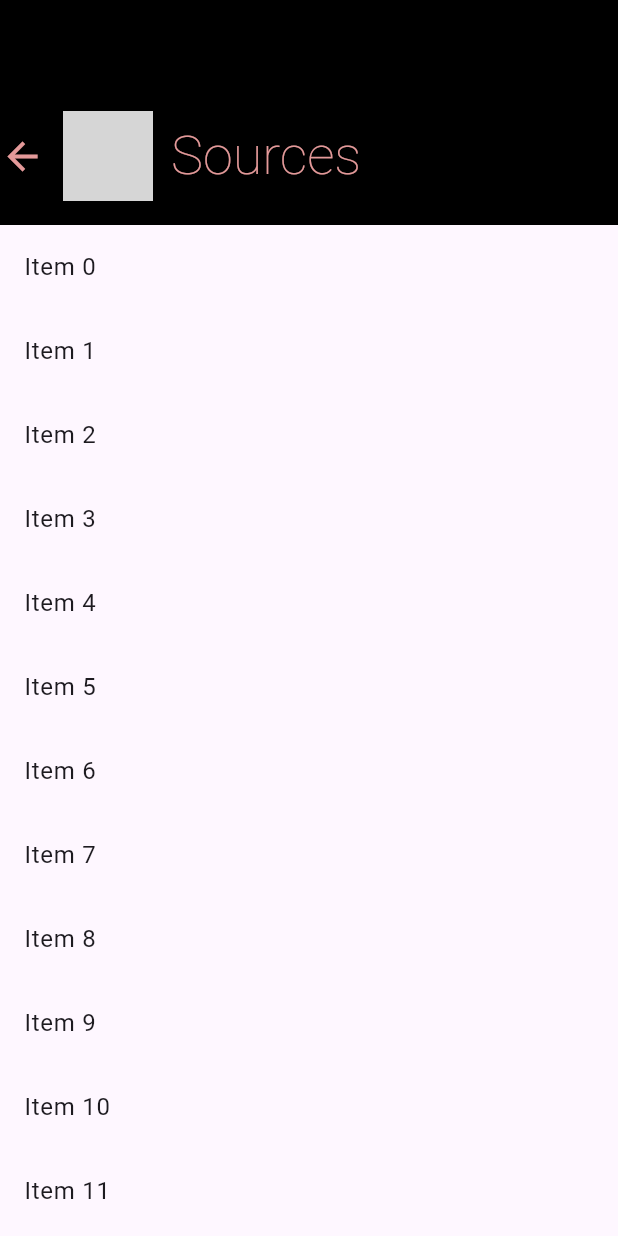
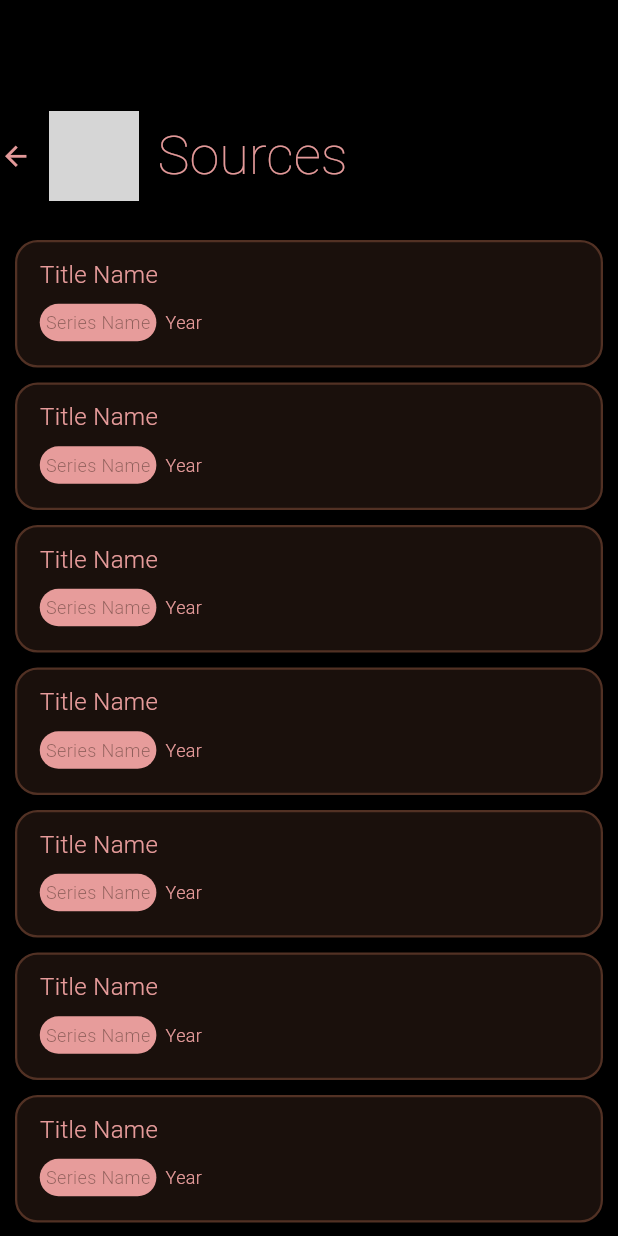
Before and after one commit to joaomurta/nos-leancode-assignment, a Flutter app: the SourceTitles screen opened by its route, on a phone screen of 412 x 824 dp. Run offline on Flutter 3.47's test engine with Material 3 defaults, Android fonts, the phone set to English and light mode, and no system bars; our stand-ins replace chopper, go_router; generated files the repository leaves out were written again; network calls fail; grey boxes are pictures that could not be loaded.

Commit message:
create a sliverlist to receive items on source titles

```diff
--- a/lib/features/source_titles/presentation/source_titles.dart
+++ b/lib/features/source_titles/presentation/source_titles.dart
@@ -15,6 +15,7 @@ class _SourceTitlesState extends State<SourceTitles> {
   @override
   Widget build(BuildContext context) {
     return Scaffold(
+      backgroundColor: Colors.black,
       body: CustomScrollView(
         slivers: [
           SliverAppBar(
@@ -33,7 +34,7 @@ class _SourceTitlesState extends State<SourceTitles> {
                       onTap: () => Navigator.pop(context),
                       child: const Icon(
                         Icons.arrow_back,
-                        size: 20,
+                        size: 14,
                         color: Color.fromRGBO(255, 172, 172, 0.895),
                       ),
                     ),
@@ -59,8 +60,79 @@ class _SourceTitlesState extends State<SourceTitles> {
           SliverList(
             delegate: SliverChildBuilderDelegate(
               (context, index) {
-                return ListTile(
-                  title: Text('Item $index'),
+                return Padding(
+                  padding: const EdgeInsets.only(top: 10, left: 10, right: 10),
+                  child: Container(
+                    height: 85,
+                    width: double.infinity,
+                    decoration: BoxDecoration(
+                      color: const Color.fromARGB(124, 54, 33, 25),
+                      borderRadius: BorderRadius.circular(15),
+                      border: Border.all(
+                        color: const Color.fromRGBO(82, 49, 36, 1),
+                        width: 1.5,
+                      ),
+                    ),
+                    child: Padding(
+                      padding: const EdgeInsets.only(
+                        left: 15,
+                        right: 15,
+                        top: 10,
+                        bottom: 10,
+                      ),
+                      child: Column(
+                        spacing: 8,
+                        children: [
+                          const Align(
+                            alignment: Alignment.centerLeft,
+                            child: Text(
+                              'Title Name',
+                              style: TextStyle(
+                                color: Color.fromRGBO(255, 172, 172, 0.895),
+                                fontWeight: FontWeight.w300,
+                                fontSize: 16,
+                              ),
+                            ),
+                          ),
+                          Row(
+                            spacing: 6,
+                            children: [
+                              Container(
+                                padding: const EdgeInsets.all(4),
+                                decoration: BoxDecoration(
+                                  color: const Color.fromRGBO(
+                                    255,
+                                    172,
+                                    172,
+                                    0.895,
+                                  ),
+                                  borderRadius: BorderRadius.circular(
+                                    50,
+                                  ), // Large value for pill shape
+                                ),
+                                child: const Text(
+                                  'Series Name',
+                                  style: TextStyle(
+                                    color: Color.fromARGB(124, 54, 33, 25),
+                                    fontWeight: FontWeight.w300,
+                                    fontSize: 12,
+                                  ),
+                                ),
+                              ),
+                              const Text(
+                                'Year',
+                                style: TextStyle(
+                                  color: Color.fromRGBO(255, 172, 172, 0.895),
+                                  fontWeight: FontWeight.w300,
+                                  fontSize: 12,
+                                ),
+                              ),
+                            ],
+                          ),
+                        ],
+                      ),
+                    ),
+                  ),
                 );
               },
               childCount: 50,
```
